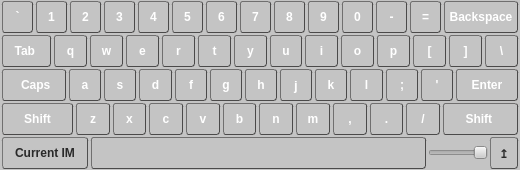
This is src/QVirtualKeyboard.ui in drradwan/Qin as Qt 5 draws it before an edit. The edited form follows.
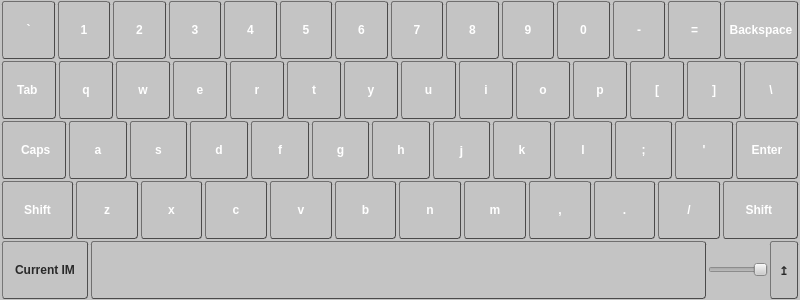
This is the edited form.

Commit message: Enlarge keyboard

```diff
--- a/src/QVirtualKeyboard.ui
+++ b/src/QVirtualKeyboard.ui
@@ -6,8 +6,8 @@
    <rect>
     <x>0</x>
     <y>0</y>
-    <width>520</width>
-    <height>170</height>
+    <width>800</width>
+    <height>300</height>
    </rect>
   </property>
   <property name="sizePolicy">
```
